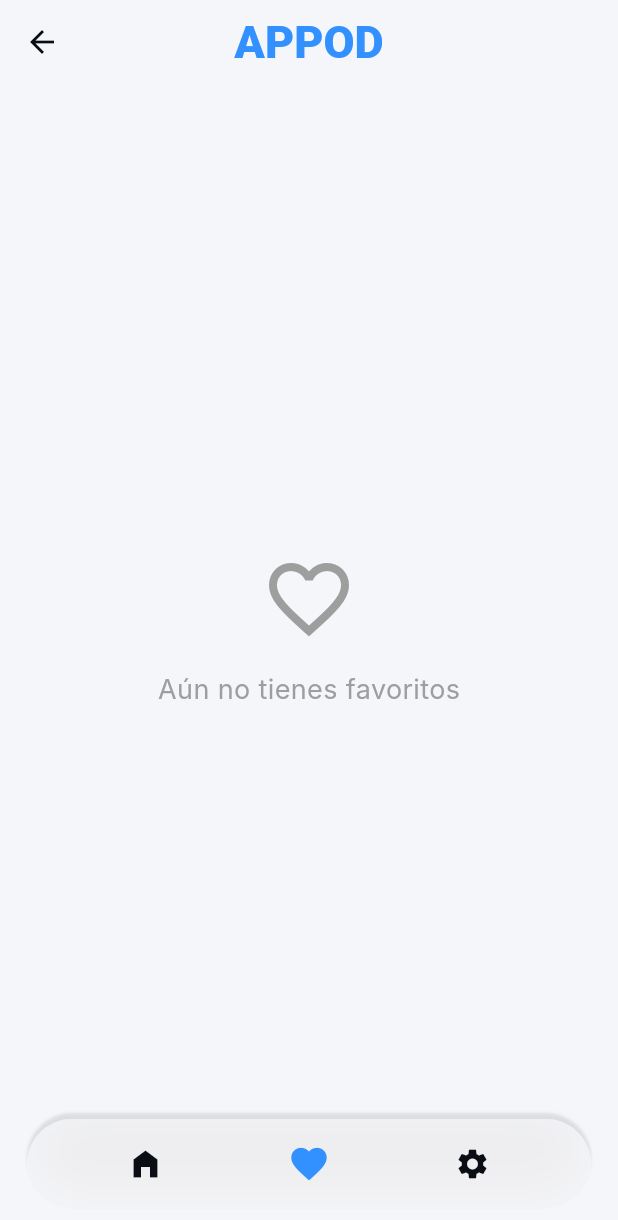
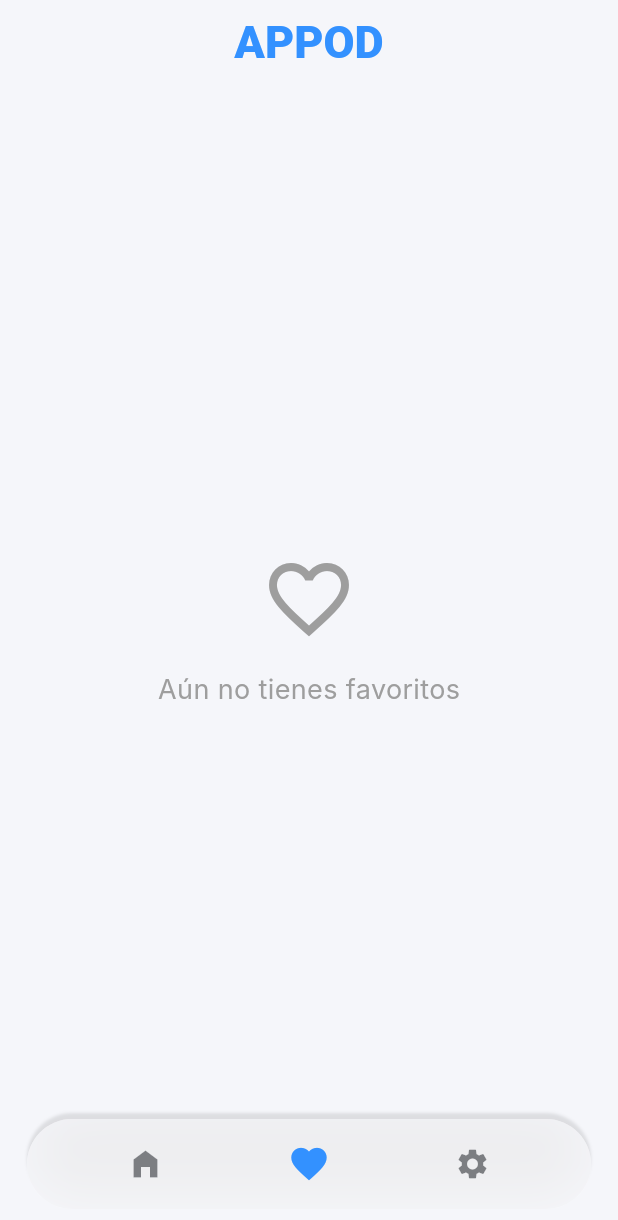
Before and after one commit to Doble-2/Appod-AstronomyPictureOfDay, a Flutter app: the screen it shows after launch, item 2 of the bottom bar chosen, on a phone screen of 412 x 824 dp. Shown: the top 1220 px of the screen. Run offline on Flutter 3.47's test engine with Material 3 defaults, Android fonts, the phone set to English and light mode, and no system bars; our stand-ins replace cloud_firestore, firebase_auth, firebase_core, flutter_bloc, flutter_dotenv, shared_preferences; missing offline and left inert: flutter_file_dialog, simplytranslate; accounts and stored records are empty; network calls fail; Roboto replaces fonts that are missing (Inter, Nasa).

Commit message:
Refactor: reorganizar la estructura de navegación y mejorar la gestión de estados en la aplicación; añadir MainScreen y MainScreenController para una navegación más fluida.

```diff
--- a/lib/my_app.dart
+++ b/lib/my_app.dart
@@ -1,12 +1,10 @@
 import 'package:flutter/material.dart';
-import 'package:nasa_apod/data/firebase.dart';
 import 'package:nasa_apod/provider/theme_provider.dart';
+import 'package:nasa_apod/ui/main_screen.dart';
+import 'package:nasa_apod/provider/main_screen_controller.dart';
 import 'package:nasa_apod/ui/pages/apod.dart';
 import 'package:nasa_apod/ui/pages/register.dart';
-import 'package:nasa_apod/ui/pages/favorites.dart';
-import 'package:nasa_apod/ui/pages/home.dart';
 import 'package:nasa_apod/ui/pages/login.dart';
-import 'package:nasa_apod/ui/pages/settings.dart';
 import 'package:provider/provider.dart';
 
 class MyApp extends StatefulWidget {
@@ -22,8 +20,11 @@ class MyAppState extends State<MyApp> {
   @override
   Widget build(BuildContext context) {
     // Gestión de estado solo con Provider, navegación con MaterialApp
-    return ChangeNotifierProvider(
-      create: (context) => ThemeProvider(),
+    return MultiProvider(
+      providers: [
+        ChangeNotifierProvider(create: (_) => ThemeProvider()),
+        ChangeNotifierProvider(create: (_) => MainScreenController()),
+      ],
       child: Consumer<ThemeProvider>(
         builder: (context, themeProvider, child) {
           return MaterialApp(
@@ -82,12 +83,10 @@ class MyAppState extends State<MyApp> {
             themeMode: themeProvider.themeMode,
             initialRoute: _initialRoute,
             routes: {
-              '/': (context) => const HomeView(),
+              '/': (context) => const MainScreen(),
               '/appod': (context) => const ApodView(),
-              '/settings': (context) => SettingsView(authService: AuthService()),
               '/register': (context) => const RegisterScreen(),
               '/login': (context) => const LoginScreen(),
-              '/favorites': (context) => FavoritesView(authService: AuthService()),
             },
           );
         },
--- /dev/null
+++ b/lib/provider/main_screen_controller.dart
@@ -0,0 +1,17 @@
+import 'package:flutter/material.dart';
+
+enum MainScreenTransition { fade, slide, scale }
+
+class MainScreenController extends ChangeNotifier {
+  int _index = 0;
+  MainScreenTransition _transition = MainScreenTransition.fade;
+
+  int get index => _index;
+  MainScreenTransition get transition => _transition;
+
+  void goTo(int newIndex, {MainScreenTransition? animation}) {
+    _index = newIndex;
+    if (animation != null) _transition = animation;
+    notifyListeners();
+  }
+}
--- /dev/null
+++ b/lib/ui/main_screen.dart
@@ -0,0 +1,28 @@
+import 'package:flutter/material.dart';
+import 'package:nasa_apod/ui/widgets/organisms/animated_navigator.dart';
+import 'package:nasa_apod/data/firebase.dart';
+import 'package:nasa_apod/ui/pages/main_pages.dart';
+import 'package:provider/provider.dart';
+import 'package:nasa_apod/provider/main_screen_controller.dart';
+
+class MainScreen extends StatelessWidget {
+  const MainScreen({super.key});
+
+  @override
+  Widget build(BuildContext context) {
+    final mainScreenController = Provider.of<MainScreenController>(context);
+    final authService = AuthService();
+    final pages = [
+      MainPages.home(),
+      MainPages.favorites(authService),
+      MainPages.settings(authService),
+      MainPages.apod(),
+    ];
+    return AnimatedNavigator(
+      currentIndex: mainScreenController.index,
+      pages: pages,
+      onNavTap: (i) => mainScreenController.goTo(i),
+      transition: mainScreenController.transition,
+    );
+  }
+}
--- a/lib/ui/pages/favorites.dart
+++ b/lib/ui/pages/favorites.dart
@@ -4,7 +4,6 @@ import 'package:nasa_apod/data/firebase.dart';
 import 'package:nasa_apod/ui/blocs/apod_bloc.dart';
 import 'package:nasa_apod/ui/widgets/molecules/apod_button.dart';
 import 'package:nasa_apod/ui/widgets/molecules/skeleton_principal_apod_button.dart';
-import 'package:nasa_apod/ui/widgets/organisms/layout.dart';
 
 class FavoritesView extends StatefulWidget {
   final AuthService authService;
@@ -24,8 +23,8 @@ class _FavoritesViewState extends State<FavoritesView> {
 
   @override
   Widget build(BuildContext context) {
-    return Layout(
-      child: BlocBuilder<ApodBloc, ApodState>(
+
+    return BlocBuilder<ApodBloc, ApodState>(
         builder: (context, state) {
           if (state.favoriteApodStatus == ApodStatus.loading) {
             return Expanded(
@@ -39,7 +38,8 @@ class _FavoritesViewState extends State<FavoritesView> {
                   childAspectRatio: 0.75,
                 ),
                 itemCount: 6, // Placeholder count
-                itemBuilder: (context, index) => const SkeletonPrincipalApodButton(),
+                itemBuilder: (context, index) =>
+                    const SkeletonPrincipalApodButton(),
               ),
             );
           } else if (state.favoriteApodStatus == ApodStatus.success) {
@@ -105,7 +105,7 @@ class _FavoritesViewState extends State<FavoritesView> {
             return const SizedBox.shrink(); // Estado inicial o no manejado
           }
         },
-      ),
-    );
+      );
+
   }
 }
--- /dev/null
+++ b/lib/ui/pages/main_pages.dart
@@ -0,0 +1,13 @@
+import 'package:flutter/material.dart';
+import 'package:nasa_apod/data/firebase.dart';
+import 'package:nasa_apod/ui/pages/apod.dart';
+import 'favorites.dart';
+import 'home.dart';
+import 'settings.dart';
+
+class MainPages {
+  static Widget home() => const HomeView();
+  static Widget favorites(AuthService authService) => FavoritesView(authService: authService);
+  static Widget settings(AuthService authService) => SettingsView(authService: authService);
+  static Widget apod() => const ApodView();
+}
--- a/lib/ui/widgets/molecules/principal_apod_button.dart
+++ b/lib/ui/widgets/molecules/principal_apod_button.dart
@@ -52,7 +52,7 @@ class _PrincipalApodState extends State<PrincipalApodButton> {
                           context.read<ApodBloc>().add(
                             ChangeDate(state.apodData!['date']),
                           );
-                          Navigator.pushNamed(context, '/appod');
+                          widget.onTap();
                         },
                         child: AnimatedContainer(
                           duration: const Duration(milliseconds: 350),
--- /dev/null
+++ b/lib/ui/widgets/organisms/animated_navigator.dart
@@ -0,0 +1,59 @@
+import 'package:flutter/material.dart';
+import 'package:animations/animations.dart';
+import 'package:nasa_apod/ui/widgets/organisms/layout.dart';
+
+import 'package:nasa_apod/provider/main_screen_controller.dart';
+
+class AnimatedNavigator extends StatelessWidget {
+  final int currentIndex;
+  final List<Widget> pages;
+  final void Function(int) onNavTap;
+  final MainScreenTransition transition;
+
+  const AnimatedNavigator({
+    super.key,
+    required this.currentIndex,
+    required this.pages,
+    required this.onNavTap,
+    this.transition = MainScreenTransition.fade,
+  });
+
+  @override
+  Widget build(BuildContext context) {
+    Widget transitionBuilder(child, Animation<double> animation, Animation<double> secondaryAnimation) {
+      switch (transition) {
+        case MainScreenTransition.fade:
+          return FadeThroughTransition(
+            animation: animation,
+            secondaryAnimation: secondaryAnimation,
+            child: child,
+          );
+        case MainScreenTransition.slide:
+          return SlideTransition(
+            position: Tween<Offset>(
+              begin: const Offset(1, 0),
+              end: Offset.zero,
+            ).animate(animation),
+            child: child,
+          );
+        case MainScreenTransition.scale:
+          return ScaleTransition(
+            scale: Tween<double>(begin: 0.95, end: 1.0).animate(animation),
+            child: child,
+          );
+      }
+    }
+    return PageTransitionSwitcher(
+      duration: const Duration(milliseconds: 350),
+      transitionBuilder: transitionBuilder,
+      child: KeyedSubtree(
+        key: ValueKey(currentIndex),
+        child: Layout(
+          currentIndex: currentIndex,
+          onNavTap: onNavTap,
+          child: pages[currentIndex],
+        ),
+      ),
+    );
+  }
+}
--- a/lib/ui/widgets/organisms/apod_slider.dart
+++ b/lib/ui/widgets/organisms/apod_slider.dart
@@ -35,12 +35,13 @@ class _ApodSliderState extends State<ApodSlider> {
                   final apodData = state.multipleApodData[index];
                   return Padding(
                     padding: const EdgeInsets.symmetric(vertical: 12),
-                    child: ApodButton(
+
+                    child:apodData["url"] != null? ApodButton(
                       image: apodData['url'],
                       title: apodData['title'],
                       date: apodData['date'],
                       author: apodData['copyright'] ?? 'Nasa',
-                    ),
+                    ): const SkeletonApodButton(),
                   );
                 },
                 itemCount: state.multipleApodData.length,
--- a/lib/ui/widgets/organisms/layout.dart
+++ b/lib/ui/widgets/organisms/layout.dart
@@ -2,10 +2,13 @@ import 'package:flutter/material.dart';
 import 'package:nasa_apod/ui/widgets/organisms/app_bar.dart';
 import 'package:nasa_apod/ui/widgets/organisms/nav_bar.dart';
 
+
 class Layout extends StatelessWidget {
-  const Layout({super.key, required this.child});
-
   final Widget child;
+  final int currentIndex;
+  final ValueChanged<int> onNavTap;
+  final bool hideNavBar;
+  const Layout({super.key, required this.child, required this.currentIndex, required this.onNavTap, this.hideNavBar = false});
 
   @override
   Widget build(BuildContext context) {
@@ -28,16 +31,20 @@ class Layout extends StatelessWidget {
               ),
             ),
             // NavBar flotante
-            const Positioned(
-              left: 0,
-              right: 0,
-              bottom: 0,
-              child: Center(
-                child: Padding(
-                  padding: EdgeInsets.only(bottom: 8.0),
+            if (!hideNavBar)
+              Positioned(
+                left: 0,
+                right: 0,
+                bottom: 0,
+                child: Center(
+                  child: Padding(
+                  padding: const EdgeInsets.only(bottom: 8.0),
                   child: SizedBox(
                     width: 420,
-                    child: OwnNavBar(),
+                    child: OwnNavBar(
+                      currentIndex: currentIndex,
+                      onTap: onNavTap,
+                    ),
                   ),
                 ),
               ),
--- a/lib/ui/widgets/organisms/nav_bar.dart
+++ b/lib/ui/widgets/organisms/nav_bar.dart
@@ -1,33 +1,15 @@
 import 'package:flutter/material.dart';
 import 'dart:ui';
-import 'package:nasa_apod/data/firebase.dart';
+import 'package:provider/provider.dart';
+import 'package:nasa_apod/provider/main_screen_controller.dart';
 
-class OwnNavBar extends StatefulWidget {
-  const OwnNavBar({super.key});
-
-  @override
-  State<OwnNavBar> createState() => _OwnNavBarState();
-}
-
-class _OwnNavBarState extends State<OwnNavBar> {
-  bool _isLogged = false;
-
-  @override
-  void initState() {
-    super.initState();
-    _checkAuthentication();
-  }
-
-  Future<void> _checkAuthentication() async {
-    _isLogged = await AuthService().isLoggedIn();
-    setState(() {
-      _isLogged = _isLogged;
-    });
-  }
+class OwnNavBar extends StatelessWidget {
+  final int currentIndex;
+  final ValueChanged<int> onTap;
+  const OwnNavBar({super.key, required this.currentIndex, required this.onTap});
 
   @override
   Widget build(BuildContext context) {
-    final currentRoute = ModalRoute.of(context)?.settings.name;
     return SafeArea(
       child: Padding(
         padding: const EdgeInsets.symmetric(horizontal: 18.0, vertical: 10.0),
@@ -38,9 +20,9 @@ class _OwnNavBarState extends State<OwnNavBar> {
           decoration: BoxDecoration(
             borderRadius: BorderRadius.circular(36),
             color: Theme.of(context).colorScheme.surface.withValues(alpha: 0.5),
-            boxShadow:  [
+            boxShadow: [
               BoxShadow(
-                color: Colors.black.withValues(alpha : 0.1),
+                color: Colors.black.withValues(alpha: 0.1),
                 blurRadius: 1,
                 offset: const Offset(0, -4),
               ),
@@ -56,21 +38,33 @@ class _OwnNavBarState extends State<OwnNavBar> {
                 children: [
                   _NavBarIcon(
                       icon: Icons.home_filled,
-                    selected: currentRoute == '/',
+                      selected: currentIndex == 0,
                       indicator: true,
-                    onTap: () => Navigator.pushNamedAndRemoveUntil(context, '/', (route) => false),
+                      onTap: () => Provider.of<MainScreenController>(context,
+                              listen: false)
+                          .goTo(0,
+                              animation: MainScreenTransition
+                                  .fade) // Cambia a la pantalla 3 con animación scale
                       ),
                   _NavBarIcon(
                       icon: Icons.favorite,
-                    selected: currentRoute == '/favorites',
+                      selected: currentIndex == 1,
                       indicator: true,
-                    onTap: () => Navigator.pushNamed(context, '/favorites'),
+                      onTap: () => Provider.of<MainScreenController>(context,
+                              listen: false)
+                          .goTo(1,
+                              animation: MainScreenTransition
+                                  .fade) // Cambia a la pantalla 3 con animación scale
                       ),
                   _NavBarIcon(
                       icon: Icons.settings,
-                    selected: currentRoute == '/settings',
+                      selected: currentIndex == 2,
                       indicator: true,
-                    onTap: () => Navigator.pushNamedAndRemoveUntil(context, '/settings', (route) => false),
+                      onTap: () => Provider.of<MainScreenController>(context,
+                              listen: false)
+                          .goTo(2,
+                              animation: MainScreenTransition
+                                  .fade) // Cambia a la pantalla 3 con animación scale
                       ),
                 ],
               ),
@@ -80,7 +74,6 @@ class _OwnNavBarState extends State<OwnNavBar> {
       ),
     );
   }
-
 }
 
 class _NavBarIcon extends StatefulWidget {
@@ -88,13 +81,18 @@ class _NavBarIcon extends StatefulWidget {
   final bool selected;
   final VoidCallback onTap;
   final bool indicator;
-  const _NavBarIcon({required this.icon, required this.selected, required this.onTap, this.indicator = false});
+  const _NavBarIcon(
+      {required this.icon,
+      required this.selected,
+      required this.onTap,
+      this.indicator = false});
 
   @override
   State<_NavBarIcon> createState() => _NavBarIconState();
 }
 
-class _NavBarIconState extends State<_NavBarIcon> with SingleTickerProviderStateMixin {
+class _NavBarIconState extends State<_NavBarIcon>
+    with SingleTickerProviderStateMixin {
   late AnimationController _controller;
 
   @override
@@ -131,7 +129,7 @@ class _NavBarIconState extends State<_NavBarIcon> with SingleTickerProviderState
   Widget build(BuildContext context) {
     final color = widget.selected
         ? Theme.of(context).colorScheme.primary
-        : Theme.of(context).colorScheme.onSurface;
+        : Theme.of(context).colorScheme.onSurface.withValues(alpha: 0.5);
     return GestureDetector(
       onTap: widget.onTap,
       child: AnimatedBuilder(
--- a/pubspec.yaml
+++ b/pubspec.yaml
@@ -53,6 +53,7 @@ dependencies:
   cloud_firestore: ^5.4.2
   shimmer: ^3.0.0
   path_provider: any
+  animations: ^2.0.11
 dev_dependencies:
   flutter_test:
     sdk: flutter
```
Also changed, not shown: lib/ui/pages/apod.dart (+13 -3 lines), lib/ui/pages/home.dart (+5 -10 lines), lib/ui/pages/settings.dart (+3 -6 lines), lib/ui/widgets/molecules/apod_button.dart (+24 -11 lines), lib/ui/widgets/molecules/skeleton_apod_button.dart (+6 -6 lines), lib/ui/widgets/molecules/skeleton_principal_apod_button.dart (+19 -6 lines), lib/ui/widgets/organisms/month_slider.dart (+23 -11 lines), lib/ui/widgets/organisms/principal_apod.dart (+6 -1 lines), pubspec.lock. Lines whose indentation alone changed are shown as unchanged.
